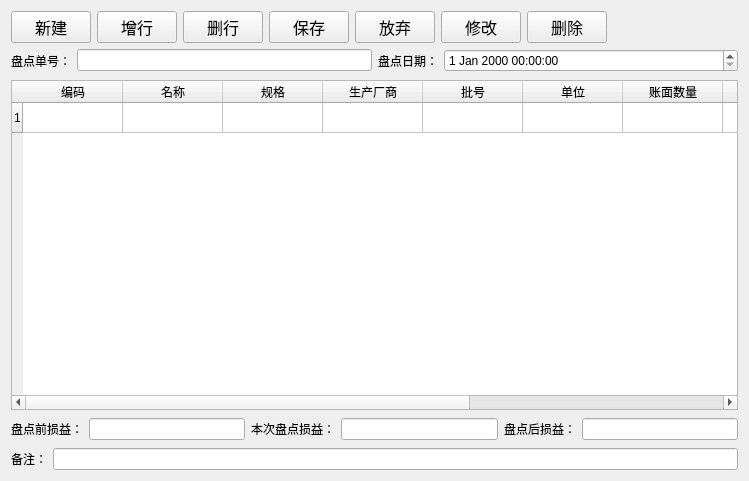
Above: pharmacycheck.ui from histest/his before the change. Below: the same form after it.
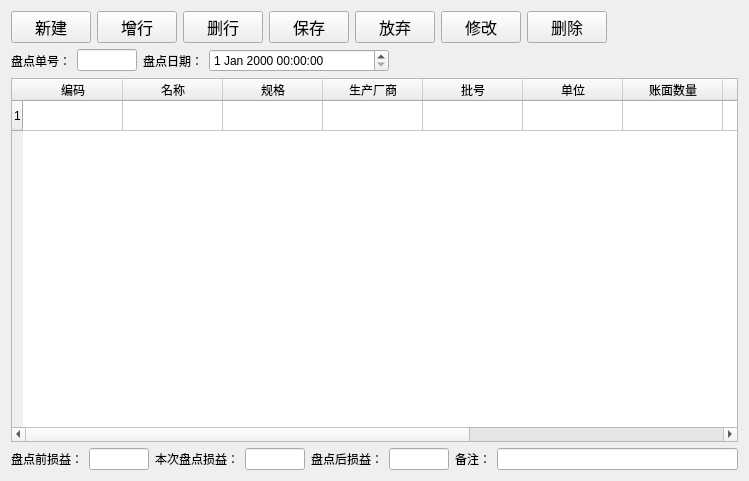
That is the form after the change.

Diff of the .ui file:
```diff
--- a/pharmacycheck.ui
+++ b/pharmacycheck.ui
@@ -13,7 +13,7 @@
   <property name="windowTitle">
    <string>药品盘点</string>
   </property>
-  <layout class="QVBoxLayout" name="verticalLayout_2">
+  <layout class="QVBoxLayout" name="verticalLayout">
    <item>
     <layout class="QHBoxLayout" name="horizontalLayout_2">
      <item>
@@ -165,19 +165,7 @@
     </layout>
    </item>
    <item>
-    <layout class="QVBoxLayout" name="verticalLayout">
-     <property name="spacing">
-      <number>8</number>
-     </property>
-     <item>
-      <layout class="QHBoxLayout" name="horizontalLayout_15">
-       <item>
-        <layout class="QHBoxLayout" name="horizontalLayout_10">
-         <item>
           <layout class="QHBoxLayout" name="horizontalLayout">
-           <property name="spacing">
-            <number>6</number>
-           </property>
            <item>
             <widget class="QLabel" name="label">
              <property name="text">
@@ -186,12 +174,15 @@
             </widget>
            </item>
            <item>
-            <widget class="QLineEdit" name="lineEdit_CheckNo"/>
-           </item>
-          </layout>
-         </item>
-         <item>
-          <layout class="QHBoxLayout" name="horizontalLayout_5">
+      <widget class="QLineEdit" name="lineEdit_CheckNo">
+       <property name="maximumSize">
+        <size>
+         <width>60</width>
+         <height>16777215</height>
+        </size>
+       </property>
+      </widget>
+     </item>
            <item>
             <widget class="QLabel" name="label_5">
              <property name="text">
@@ -207,11 +198,26 @@
                <verstretch>0</verstretch>
               </sizepolicy>
              </property>
-            </widget>
-           </item>
-          </layout>
-         </item>
-        </layout>
+       <property name="maximumSize">
+        <size>
+         <width>180</width>
+         <height>16777215</height>
+        </size>
+       </property>
+      </widget>
+     </item>
+     <item>
+      <spacer name="horizontalSpacer_2">
+       <property name="orientation">
+        <enum>Qt::Horizontal</enum>
+       </property>
+       <property name="sizeHint" stdset="0">
+        <size>
+         <width>40</width>
+         <height>20</height>
+        </size>
+       </property>
+      </spacer>
        </item>
       </layout>
      </item>
@@ -294,9 +300,7 @@
       </widget>
      </item>
      <item>
-      <layout class="QHBoxLayout" name="horizontalLayout_21">
-       <item>
-        <layout class="QHBoxLayout" name="horizontalLayout_22">
+    <layout class="QHBoxLayout" name="horizontalLayout_3">
          <item>
           <widget class="QLabel" name="label_14">
            <property name="text">
@@ -312,6 +316,12 @@
              <verstretch>0</verstretch>
             </sizepolicy>
            </property>
+       <property name="maximumSize">
+        <size>
+         <width>60</width>
+         <height>16777215</height>
+        </size>
+       </property>
           </widget>
          </item>
          <item>
@@ -329,6 +339,12 @@
              <verstretch>0</verstretch>
             </sizepolicy>
            </property>
+       <property name="maximumSize">
+        <size>
+         <width>60</width>
+         <height>16777215</height>
+        </size>
+       </property>
            <property name="text">
             <string/>
            </property>
@@ -342,16 +358,15 @@
           </widget>
          </item>
          <item>
-          <widget class="QLineEdit" name="lineEdit_AftProfit"/>
-         </item>
-        </layout>
-       </item>
-      </layout>
-     </item>
-     <item>
-      <layout class="QHBoxLayout" name="horizontalLayout_23">
-       <item>
-        <layout class="QHBoxLayout" name="horizontalLayout_25">
+      <widget class="QLineEdit" name="lineEdit_AftProfit">
+       <property name="maximumSize">
+        <size>
+         <width>60</width>
+         <height>16777215</height>
+        </size>
+       </property>
+      </widget>
+     </item>
          <item>
           <widget class="QLabel" name="label_16">
            <property name="text">
@@ -361,10 +376,6 @@
          </item>
          <item>
           <widget class="QLineEdit" name="lineEdit_Remark"/>
-         </item>
-        </layout>
-       </item>
-      </layout>
      </item>
     </layout>
    </item>
```
Lines whose indentation alone changed are shown as unchanged.
